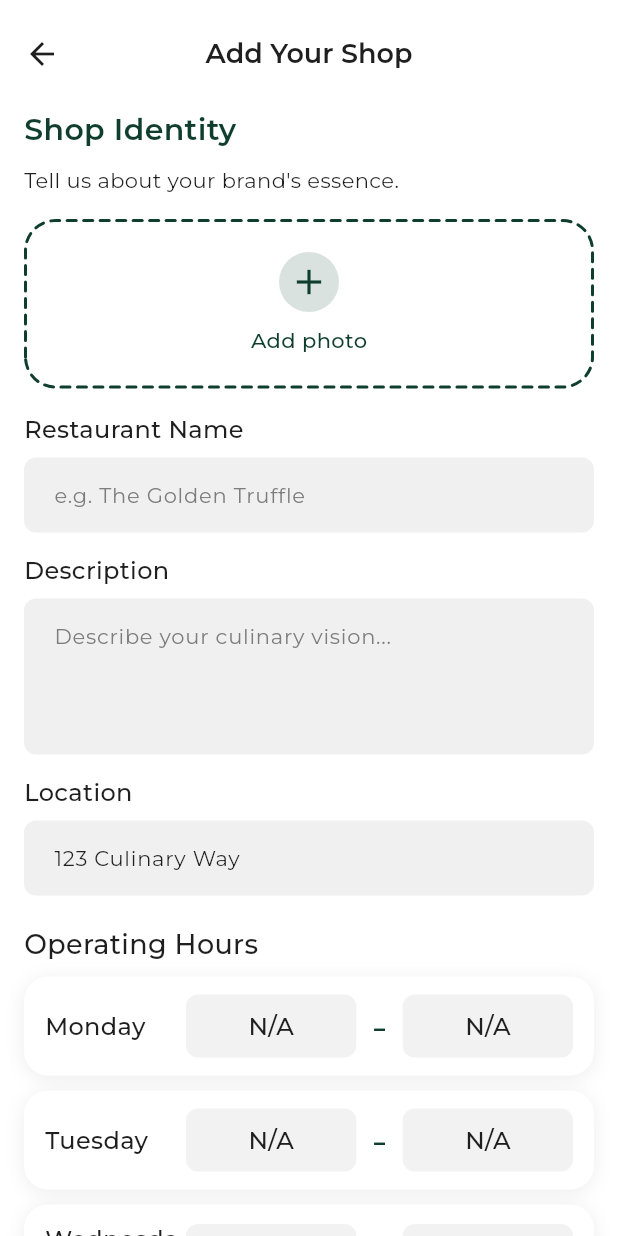
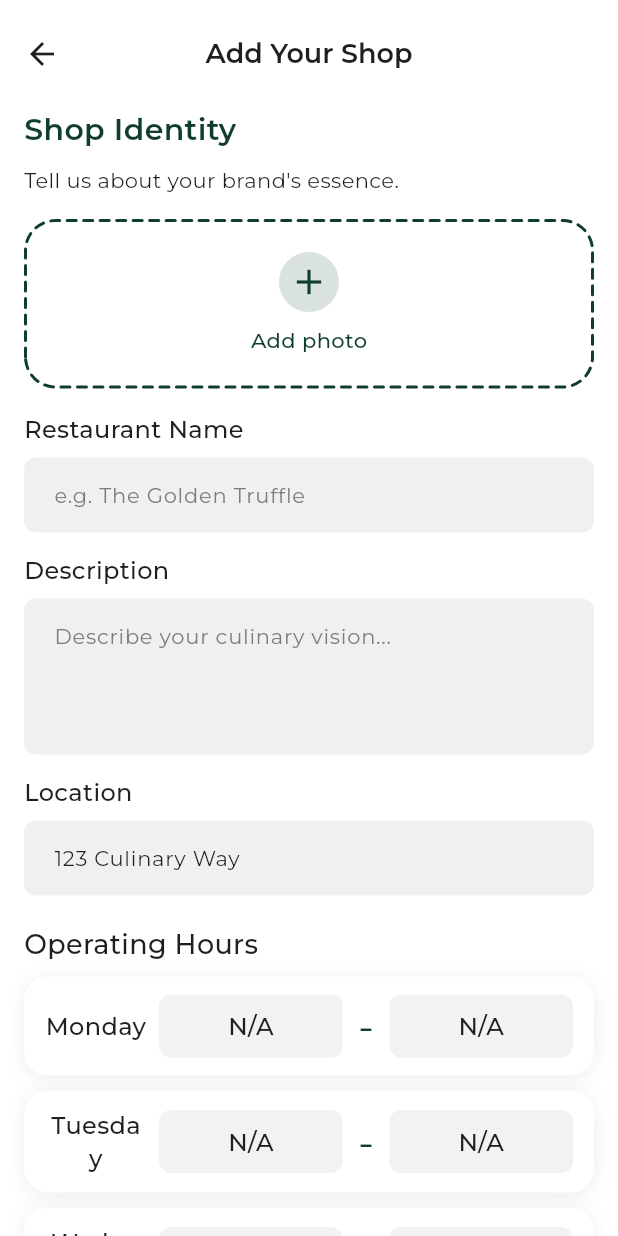
Before and after one commit to soykotrah12/flutter_kennygee, a Flutter app: the OwnerShopScreen screen opened directly, after a tap on the "add" icon, on a phone screen of 412 x 824 dp. Run offline on Flutter 3.47's test engine with Material 3 defaults, Android fonts, the phone set to English and light mode, and no system bars; our stand-ins replace connectivity_plus, dartz, dio, equatable, file_picker, flutter_secure_storage and 4 more; missing offline and left inert: flutx_core; accounts and stored records are empty; network calls fail; statements that could not run were skipped; project files that could hold a hidden picture were left out.

Commit message:
Add Shorebird configuration and update pubspec.yaml to include shorebird.yaml refactor: Simplify shop opening and closing time logic in OwnerShopController feat: Enhance OwnerAddShopScreen with food item management and preview

```diff
--- a/lib/feature/home/presentation/controller/owner_shop_controller.dart
+++ b/lib/feature/home/presentation/controller/owner_shop_controller.dart
@@ -189,19 +189,15 @@
   String getDayOpenLabel(String day) {
     final ShopDayFormValue value = getDayValue(day);
     final String open = value.open.trim();
-    final String close = value.close.trim();
     if (value.closed) return 'N/A';
-    if (open.isNotEmpty && close.isNotEmpty) return open;
-    return 'N/A';
+    return open.isNotEmpty ? open : 'N/A';
   }
 
   String getDayCloseLabel(String day) {
     final ShopDayFormValue value = getDayValue(day);
-    final String open = value.open.trim();
     final String close = value.close.trim();
     if (value.closed) return 'N/A';
-    if (open.isNotEmpty && close.isNotEmpty) return close;
-    return 'N/A';
+    return close.isNotEmpty ? close : 'N/A';
   }
 
   String getDayDisplayText(String day) {
@@ -210,10 +206,9 @@
 
     final String open = value.open.trim();
     final String close = value.close.trim();
-    if (open.isNotEmpty && close.isNotEmpty) {
-      return '$open - $close';
-    }
-    return 'N/A';
+    final String openLabel = open.isNotEmpty ? open : 'N/A';
+    final String closeLabel = close.isNotEmpty ? close : 'N/A';
+    return '$openLabel - $closeLabel';
   }
 
   void toggleDayClosed(String day) {
--- a/lib/feature/home/presentation/screens/owner_add_shop_screen.dart
+++ b/lib/feature/home/presentation/screens/owner_add_shop_screen.dart
@@ -10,6 +10,8 @@
 import '../../../../core/common/constants/app_images.dart';
 import '../../../../core/common/widgets/adaptive_image.dart';
 import '../../../../core/theme/app_colors.dart';
+import '../../data/model/food_model.dart';
+import '../controller/owner_food_list_controller.dart';
 import '../controller/owner_shop_controller.dart';
 import 'owner_add_menu_screen.dart';
 
@@ -220,14 +222,19 @@
 
   @override
   Widget build(BuildContext context) {
-    final bool isEditing = _controller.hasShop;
-
     return AppScaffold(
       useSafeArea: true,
       isScrollable: true,
       appBarTitle: 'Add Your Shop',
-      body: Obx(
-        () => Column(
+      body: Obx(() {
+        final existingShop = _controller.ownerShop.value;
+        final String resolvedShopId = (existingShop?.shopId ?? '').trim();
+        final String? shopId = resolvedShopId.isNotEmpty
+            ? resolvedShopId
+            : null;
+        final bool isEditMode = existingShop != null || shopId != null;
+
+        return Column(
           crossAxisAlignment: CrossAxisAlignment.start,
           children: [
             const Text(
@@ -304,47 +311,12 @@
                 child: _operatingHourRow(day),
               ),
             ),
+            if (isEditMode && shopId != null) ...[
               const SizedBox(height: 14),
-            const _FoodPreviewCard(),
+              _menuPreviewSection(shopId),
               const SizedBox(height: 14),
-            SizedBox(
-              width: double.infinity,
-              child: TextButton.icon(
-                onPressed: () async {
-                  final bool? created = await Get.to<bool>(
-                    () => const OwnerAddMenuScreen(),
-                  );
-
-                  if (created == true && mounted) {
-                    Get.snackbar(
-                      'Success',
-                      'Menu item added successfully',
-                      snackPosition: SnackPosition.BOTTOM,
-                      backgroundColor: AppColors.primaryGreen,
-                      colorText: Colors.white,
-                      margin: const EdgeInsets.all(12),
-                    );
-                  }
-                },
-                icon: const Icon(Icons.add, color: Colors.white, size: 26),
-                label: const Text(
-                  'Add Food Item',
-                  style: TextStyle(
-                    color: Colors.white,
-                    fontSize: 18,
-                    fontWeight: FontWeight.w500,
-                  ),
-                ),
-                style: TextButton.styleFrom(
-                  backgroundColor: const Color(0xFFD1AE2F),
-                  foregroundColor: Colors.white,
-                  padding: const EdgeInsets.symmetric(vertical: 16),
-                  shape: RoundedRectangleBorder(
-                    borderRadius: BorderRadius.circular(14),
-                  ),
-                ),
-              ),
-            ),
+              _addFoodItemButton(shopId),
+            ],
             const SizedBox(height: 35),
             SizedBox(
               width: double.infinity,
@@ -370,7 +342,7 @@
                         ),
                       )
                     : Text(
-                        isEditing ? 'Save Changes' : 'Save',
+                        isEditMode ? 'Save Changes' : 'Save',
                         style: const TextStyle(
                           color: Colors.white,
                           fontSize: 20,
@@ -381,8 +353,8 @@
             ),
             const SizedBox(height: 20),
           ],
-        ),
-      ),
+        );
+      }),
     );
   }
 
@@ -510,9 +482,13 @@
       child: Row(
         children: [
           SizedBox(
-            width: 94,
+            width: 68,
+            child: Center(
               child: Text(
                 dayLabel,
+                textAlign: TextAlign.center,
+                maxLines: 2,
+                softWrap: true,
                 style: const TextStyle(
                   color: AppColors.textBlack,
                   fontSize: 16,
@@ -520,6 +496,8 @@
                 ),
               ),
             ),
+          ),
+          const SizedBox(width: 8),
           Expanded(
             child: isClosed
                 ? Align(
@@ -580,6 +558,80 @@
     );
   }
 
+  Widget _menuPreviewSection(String shopId) {
+    final OwnerFoodListController ownerFoodCtrl =
+        OwnerFoodListController.ensureInitialized(shopId);
+
+    return Obx(() {
+      if (ownerFoodCtrl.isLoading.value && ownerFoodCtrl.foods.isEmpty) {
+        return const Padding(
+          padding: EdgeInsets.symmetric(vertical: 6),
+          child: Center(
+            child: CircularProgressIndicator(color: AppColors.primaryGreen),
+          ),
+        );
+      }
+
+      if (ownerFoodCtrl.foods.isEmpty) {
+        return const SizedBox.shrink();
+      }
+
+      final List<FoodModel> foods = ownerFoodCtrl.foods.take(2).toList();
+      return Column(
+        children: [
+          for (int i = 0; i < foods.length; i++) ...[
+            if (i > 0) const SizedBox(height: 10),
+            _FoodPreviewCard(item: foods[i]),
+          ],
+        ],
+      );
+    });
+  }
+
+  Widget _addFoodItemButton(String shopId) {
+    return SizedBox(
+      width: double.infinity,
+      child: TextButton.icon(
+        onPressed: () async {
+          final bool? created = await Get.to<bool>(
+            () => OwnerAddMenuScreen(shopId: shopId),
+          );
+
+          if (created == true && mounted) {
+            await OwnerFoodListController.ensureInitialized(
+              shopId,
+            ).fetchShopFoods();
+            Get.snackbar(
+              'Success',
+              'Menu item added successfully',
+              snackPosition: SnackPosition.BOTTOM,
+              backgroundColor: AppColors.primaryGreen,
+              colorText: Colors.white,
+              margin: const EdgeInsets.all(12),
+            );
+          }
+        },
+        icon: const Icon(Icons.add, color: Colors.white, size: 26),
+        label: const Text(
+          'Add Food Item',
+          style: TextStyle(
+            color: Colors.white,
+            fontSize: 18,
+            fontWeight: FontWeight.w500,
+          ),
+        ),
+        style: TextButton.styleFrom(
+          backgroundColor: const Color(0xFFD1AE2F),
+          foregroundColor: Colors.white,
+          padding: const EdgeInsets.symmetric(vertical: 16),
+          shape: RoundedRectangleBorder(
+            borderRadius: BorderRadius.circular(14),
+          ),
+        ),
+      ),
+    );
+  }
+
   Widget _timeBox({required String text, required VoidCallback onTap}) {
     return InkWell(
       onTap: onTap,
@@ -612,10 +664,26 @@
 }
 
 class _FoodPreviewCard extends StatelessWidget {
-  const _FoodPreviewCard();
+  const _FoodPreviewCard({required this.item});
+
+  final FoodModel item;
 
   @override
   Widget build(BuildContext context) {
+    final bool hasFraction = item.price % 1 != 0;
+    final String formattedPrice = hasFraction
+        ? item.price.toStringAsFixed(2)
+        : item.price.toStringAsFixed(0);
+    final String imagePath = item.image.trim().isNotEmpty
+        ? item.image
+        : AppImages.food;
+    final String name = item.name.trim().isNotEmpty
+        ? item.name
+        : 'Unnamed item';
+    final String description = item.description.trim().isNotEmpty
+        ? item.description
+        : 'Food item';
+
     return Container(
       width: double.infinity,
       padding: const EdgeInsets.all(10),
@@ -636,34 +704,34 @@
         children: [
           ClipRRect(
             borderRadius: BorderRadius.circular(12),
-            child: const AdaptiveImage(
-              path: AppImages.food,
+            child: AdaptiveImage(
+              path: imagePath,
               width: 84,
               height: 84,
               fit: BoxFit.cover,
             ),
           ),
           const SizedBox(width: 10),
-          const Expanded(
+          Expanded(
             child: Column(
               crossAxisAlignment: CrossAxisAlignment.start,
               children: [
                 Text(
-                  'Signature Avocad...',
+                  name,
                   maxLines: 1,
                   overflow: TextOverflow.ellipsis,
-                  style: TextStyle(
+                  style: const TextStyle(
                     color: AppColors.textBlack,
                     fontSize: 16,
                     fontWeight: FontWeight.w600,
                   ),
                 ),
-                SizedBox(height: 4),
+                const SizedBox(height: 4),
                 Text(
-                  'Sourdough, poached eggs...',
+                  description,
                   maxLines: 1,
                   overflow: TextOverflow.ellipsis,
-                  style: TextStyle(
+                  style: const TextStyle(
                     color: AppColors.textGrey,
                     fontSize: 13,
                     fontWeight: FontWeight.w500,
@@ -673,9 +741,9 @@
             ),
           ),
           const SizedBox(width: 10),
-          const Text(
-            '\$18.90',
-            style: TextStyle(
+          Text(
+            '\$$formattedPrice',
+            style: const TextStyle(
               color: AppColors.primaryGreen,
               fontSize: 18,
               fontWeight: FontWeight.w700,
--- a/pubspec.yaml
+++ b/pubspec.yaml
@@ -73,6 +73,7 @@
   assets:
     - assets/images/
     - assets/icons/
+    - shorebird.yaml
 
   fonts:
     - family: Montserrat
```
Also changed, not shown: shorebird.yaml (added, +14 -0 lines), 1 other file. Lines whose indentation alone changed are shown as unchanged.
